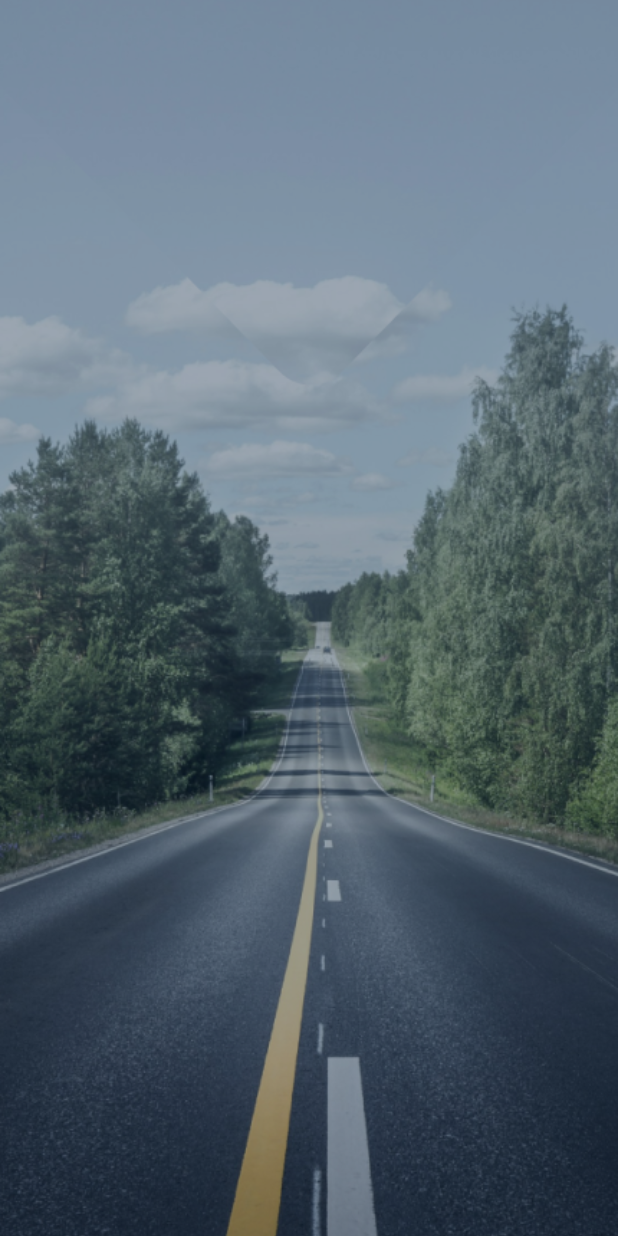
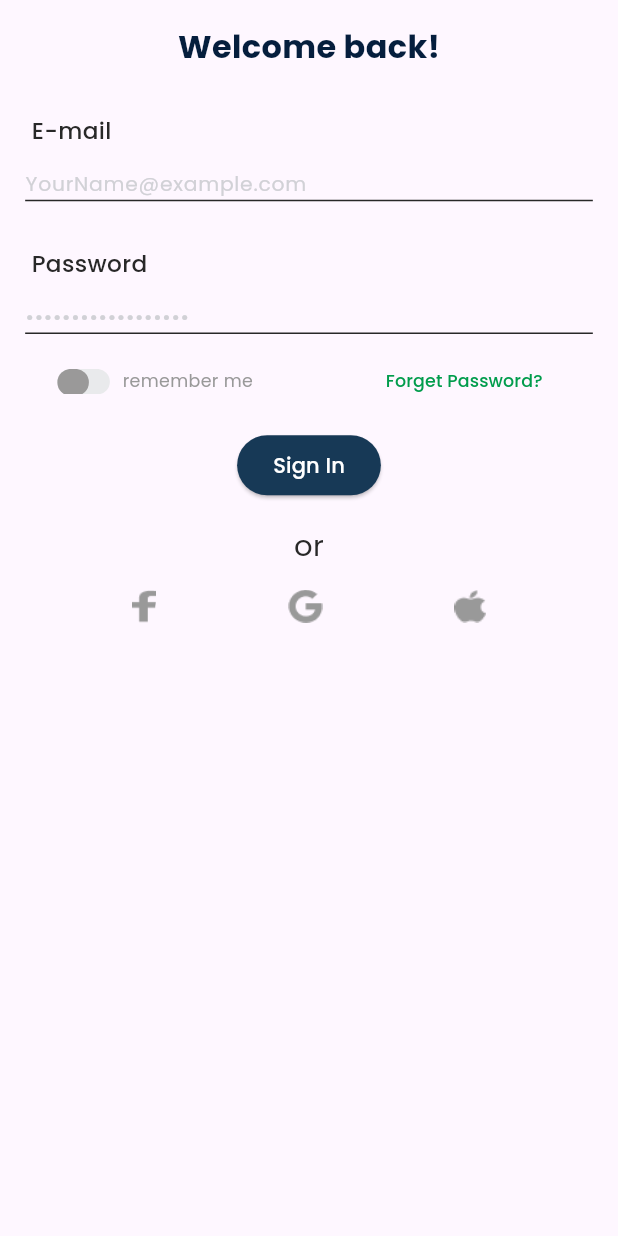
Before and after one commit to AlaaSharshera/Pathly, a Flutter app: the screen it shows after launch, on a phone screen of 412 x 824 dp. Run offline on Flutter 3.47's test engine with Material 3 defaults, Android fonts, the phone set to English and light mode, and no system bars; our stand-ins replace device_preview, firebase_core, flutter_screenutil, get, google_fonts; missing offline and left inert: flutter_stripe; accounts and stored records are empty.

Commit message:
add login form

```diff
--- a/lib/app.dart
+++ b/lib/app.dart
@@ -2,7 +2,7 @@ import 'package:device_preview/device_preview.dart';
 import 'package:flutter/material.dart';
 import 'package:flutter_screenutil/flutter_screenutil.dart';
 import 'package:get/get.dart';
-import 'package:pathly/views/initial_view.dart';
+import 'package:pathly/widgets/auth_widgets/login_form.dart';
 
 class Pathly extends StatelessWidget {
   const Pathly({super.key});
@@ -19,7 +19,7 @@ class Pathly extends StatelessWidget {
           locale: DevicePreview.locale(context),
           builder: DevicePreview.appBuilder,
           debugShowCheckedModeBanner: false,
-          home: InitialView(),
+          home: Scaffold(body: CustomLoginForm()),
         );
       },
     );
--- a/lib/widgets/auth_widgets/auth_center_text.dart
+++ b/lib/widgets/auth_widgets/auth_center_text.dart
@@ -1,4 +1,5 @@
 import 'package:flutter/material.dart';
+import 'package:flutter_screenutil/flutter_screenutil.dart';
 import 'package:google_fonts/google_fonts.dart';
 
 class AuthCenterText extends StatelessWidget {
@@ -7,15 +8,17 @@ class AuthCenterText extends StatelessWidget {
   @override
   Widget build(BuildContext context) {
     return Padding(
-      padding: const EdgeInsets.symmetric(vertical: 16.0),
-      child: Text(text,
-          style: GoogleFonts.poppins(
-            textStyle: const TextStyle(
-              fontSize: 22,
-              fontWeight: FontWeight.bold,
-              color: Color(0xff051E3D),
-            ),
-          )),
+      padding: EdgeInsets.symmetric(vertical: 16.h),
+      child: Text(
+        text,
+        style: GoogleFonts.poppins(
+          textStyle: TextStyle(
+            fontSize: 22.sp,
+            fontWeight: FontWeight.bold,
+            color: Color(0xff051E3D),
+          ),
+        ),
+      ),
     );
   }
 }
--- a/lib/widgets/auth_widgets/auth_textfield.dart
+++ b/lib/widgets/auth_widgets/auth_textfield.dart
@@ -1,4 +1,5 @@
 import 'package:flutter/material.dart';
+import 'package:flutter_screenutil/flutter_screenutil.dart';
 import 'package:google_fonts/google_fonts.dart';
 import 'package:pathly/constant.dart';
 
@@ -13,6 +14,7 @@ class AuthTextField extends StatelessWidget {
     this.textInputAction,
     this.suffixIcon,
     required this.validator,
+    required this.autovalidateMode,
     super.key,
   });
   final String hintText;
@@ -24,11 +26,12 @@ class AuthTextField extends StatelessWidget {
   final TextInputType keyboardType;
   final TextInputAction? textInputAction;
   final FocusNode? focusNode;
+  final AutovalidateMode autovalidateMode;
 
   @override
   Widget build(BuildContext context) {
     return Padding(
-      padding: const EdgeInsets.symmetric(horizontal: 16.0),
+      padding: EdgeInsets.symmetric(horizontal: 16.w),
       child: TextFormField(
         onSaved: onSaved,
 
@@ -38,15 +41,16 @@ class AuthTextField extends StatelessWidget {
         textInputAction: textInputAction,
         keyboardType: keyboardType,
         focusNode: focusNode,
-        cursorHeight: 16,
+        autovalidateMode: autovalidateMode,
+        cursorHeight: 16.h,
         decoration: InputDecoration(
           suffixIcon: suffixIcon,
           hintText: hintText,
           hintStyle: GoogleFonts.poppins(
-            textStyle: const TextStyle(fontSize: 14, color: Color(0xffD1D1D6)),
+            textStyle: TextStyle(fontSize: 14.sp, color: Color(0xffD1D1D6)),
           ),
           isDense: true,
-          contentPadding: const EdgeInsets.only(top: 12),
+          contentPadding: EdgeInsets.only(top: 12.h),
           focusedErrorBorder: const UnderlineInputBorder(
             borderSide: BorderSide(color: Colors.red),
           ),
--- a/lib/widgets/auth_widgets/auth_textfield_label.dart
+++ b/lib/widgets/auth_widgets/auth_textfield_label.dart
@@ -1,4 +1,5 @@
 import 'package:flutter/material.dart';
+import 'package:flutter_screenutil/flutter_screenutil.dart';
 import 'package:google_fonts/google_fonts.dart';
 import 'package:pathly/constant.dart';
 
@@ -9,13 +10,13 @@ class AuthlabelTextField extends StatelessWidget {
   Widget build(BuildContext context) {
     return Container(
       alignment: Alignment.centerLeft,
-      margin: const EdgeInsets.only(left: 20, top: 16),
+      margin: EdgeInsets.only(left: 20.w, top: 16.h),
       child: Text(
         text,
         style: GoogleFonts.poppins(
-          textStyle: const TextStyle(
+          textStyle: TextStyle(
             color: kBlackColor,
-            fontSize: 16,
+            fontSize: 16.sp,
             fontWeight: FontWeight.w500,
           ),
         ),
--- a/lib/widgets/auth_widgets/forget_pass_row.dart
+++ b/lib/widgets/auth_widgets/forget_pass_row.dart
@@ -1,4 +1,5 @@
 import 'package:flutter/material.dart';
+import 'package:flutter_screenutil/flutter_screenutil.dart';
 import 'package:google_fonts/google_fonts.dart';
 import 'package:pathly/widgets/general_widgets/custom_switch_icon.dart';
 
@@ -13,10 +14,11 @@ class ForgetPassRow extends StatelessWidget {
         Row(
           children: [
             CustomSwitchIcon(),
+            SizedBox(width: 8.w),
             Text(
               "remember me",
               style: GoogleFonts.poppins(
-                textStyle: const TextStyle(color: Color(0xff999999)),
+                textStyle: TextStyle(color: Color(0xff999999), fontSize: 12.sp),
               ),
             ),
           ],
@@ -26,7 +28,7 @@ class ForgetPassRow extends StatelessWidget {
           child: Text(
             "Forget Password?",
             style: GoogleFonts.poppins(
-              textStyle: const TextStyle(color: Color(0xff019C4C)),
+              textStyle: TextStyle(color: Color(0xff019C4C), fontSize: 12.sp),
             ),
           ),
         ),
--- /dev/null
+++ b/lib/widgets/auth_widgets/login_form.dart
@@ -0,0 +1,105 @@
+import 'package:flutter/material.dart';
+import 'package:flutter_screenutil/flutter_screenutil.dart';
+import 'package:google_fonts/google_fonts.dart';
+import 'package:pathly/constant.dart';
+import 'package:pathly/utils/validators.dart';
+import 'package:pathly/widgets/auth_widgets/auth_button.dart';
+import 'package:pathly/widgets/auth_widgets/auth_center_text.dart';
+import 'package:pathly/widgets/auth_widgets/auth_options_row.dart';
+import 'package:pathly/widgets/auth_widgets/auth_textfield.dart';
+import 'package:pathly/widgets/auth_widgets/auth_textfield_label.dart';
+import 'package:pathly/widgets/auth_widgets/forget_pass_row.dart';
+
+class CustomLoginForm extends StatefulWidget {
+  const CustomLoginForm({super.key});
+
+  @override
+  State<CustomLoginForm> createState() => _CustomLoginFormState();
+}
+
+class _CustomLoginFormState extends State<CustomLoginForm> {
+  final GlobalKey<FormState> formKey = GlobalKey<FormState>();
+  AutovalidateMode autovalidateMode = AutovalidateMode.disabled;
+
+  String? email;
+
+  String? pass;
+
+  @override
+  Widget build(BuildContext context) {
+    return Form(
+      key: formKey,
+      child: Column(
+        children: [
+          AuthCenterText(text: "Welcome back!"),
+          AuthlabelTextField(text: "E-mail"),
+          Padding(
+            padding: EdgeInsets.only(bottom: 16.h),
+            child: AuthTextField(
+              hintText: "YourName@example.com",
+              autovalidateMode: autovalidateMode,
+              onSaved: (value) {
+                email = value;
+              },
+              validator: (value) {
+                if (value == null || value.isEmpty) {
+                  return "please Enter your E-mail";
+                } else if (!RegExp(
+                  r'^[\w-\.]+@([\w-]+\.)+[\w-]{2,4}$',
+                ).hasMatch(value)) {
+                  return "please Enter valid E-mail";
+                }
+                return null;
+              },
+            ),
+          ),
+          AuthlabelTextField(text: "Password"),
+          AuthTextField(
+            hintText: "••••••••••••••••••",
+            autovalidateMode: autovalidateMode,
+            obscureText: true,
+            onSaved: (value) {
+              pass = value;
+            },
+            validator: (value) {
+              if (value == null || value.isEmpty) {
+                return "Please ,Enter Password";
+              } else if (validatePassword(value).isNotEmpty) {
+                return "pass must have at least ${validatePassword(value)}";
+              }
+              return null;
+            },
+          ),
+          Padding(
+            padding: EdgeInsets.symmetric(vertical: 8.h),
+            child: ForgetPassRow(onPressed: () {}),
+          ),
+          AuthButton(
+            buttonText: "Sign In",
+            onPressed: () async {
+              autovalidateMode = AutovalidateMode.onUserInteraction;
+              FocusScope.of(context).unfocus();
+              if (formKey.currentState!.validate()) {
+                formKey.currentState!.save();
+              }
+            },
+          ),
+          Padding(
+            padding: EdgeInsets.symmetric(vertical: 16.h),
+            child: Text(
+              "or",
+              style: GoogleFonts.poppins(
+                textStyle: TextStyle(color: kBlackColor, fontSize: 20.sp),
+              ),
+            ),
+          ),
+          AuthOptionsRow(
+            onpressedfacebook: () {},
+            onPressedgoogle: () {},
+            onPressedApple: () {},
+          ),
+        ],
+      ),
+    );
+  }
+}
```
